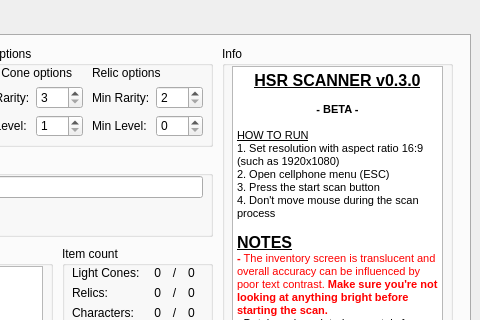
This is src/ui/hsr_scanner.ui in kel-z/HSR-Scanner as Qt 5 draws it before an edit; both pictures show x 220 to 700 and y 0 to 320 of the 700 by 450 pixel window. The edited form follows.
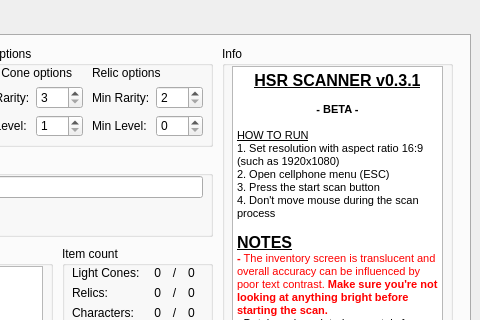
This is the edited form.

```diff
--- a/src/ui/hsr_scanner.ui
+++ b/src/ui/hsr_scanner.ui
@@ -500,7 +500,7 @@
 &lt;html&gt;&lt;head&gt;&lt;meta name=&quot;qrichtext&quot; content=&quot;1&quot; /&gt;&lt;style type=&quot;text/css&quot;&gt;
 p, li { white-space: pre-wrap; }
 &lt;/style&gt;&lt;/head&gt;&lt;body style=&quot; font-family:'MS Shell Dlg 2'; font-size:8.25pt; font-weight:400; font-style:normal;&quot;&gt;
-&lt;p align=&quot;center&quot; style=&quot; margin-top:0px; margin-bottom:0px; margin-left:0px; margin-right:0px; -qt-block-indent:0; text-indent:0px;&quot;&gt;&lt;span style=&quot; font-size:12pt; font-weight:600; text-decoration: underline;&quot;&gt;HSR SCANNER v0.3.0&lt;/span&gt;&lt;/p&gt;
+&lt;p align=&quot;center&quot; style=&quot; margin-top:0px; margin-bottom:0px; margin-left:0px; margin-right:0px; -qt-block-indent:0; text-indent:0px;&quot;&gt;&lt;span style=&quot; font-size:12pt; font-weight:600; text-decoration: underline;&quot;&gt;HSR SCANNER v0.3.1&lt;/span&gt;&lt;/p&gt;
 &lt;p align=&quot;center&quot; style=&quot;-qt-paragraph-type:empty; margin-top:0px; margin-bottom:0px; margin-left:0px; margin-right:0px; -qt-block-indent:0; text-indent:0px;&quot;&gt;&lt;br /&gt;&lt;/p&gt;
 &lt;p align=&quot;center&quot; style=&quot; margin-top:0px; margin-bottom:0px; margin-left:0px; margin-right:0px; -qt-block-indent:0; text-indent:0px;&quot;&gt;&lt;span style=&quot; font-weight:600;&quot;&gt;- BETA -&lt;/span&gt;&lt;/p&gt;
 &lt;p align=&quot;center&quot; style=&quot;-qt-paragraph-type:empty; margin-top:0px; margin-bottom:0px; margin-left:0px; margin-right:0px; -qt-block-indent:0; text-indent:0px;&quot;&gt;&lt;br /&gt;&lt;/p&gt;
```
Left out of the diff: 2 changed lines with no effect on the pictures.
